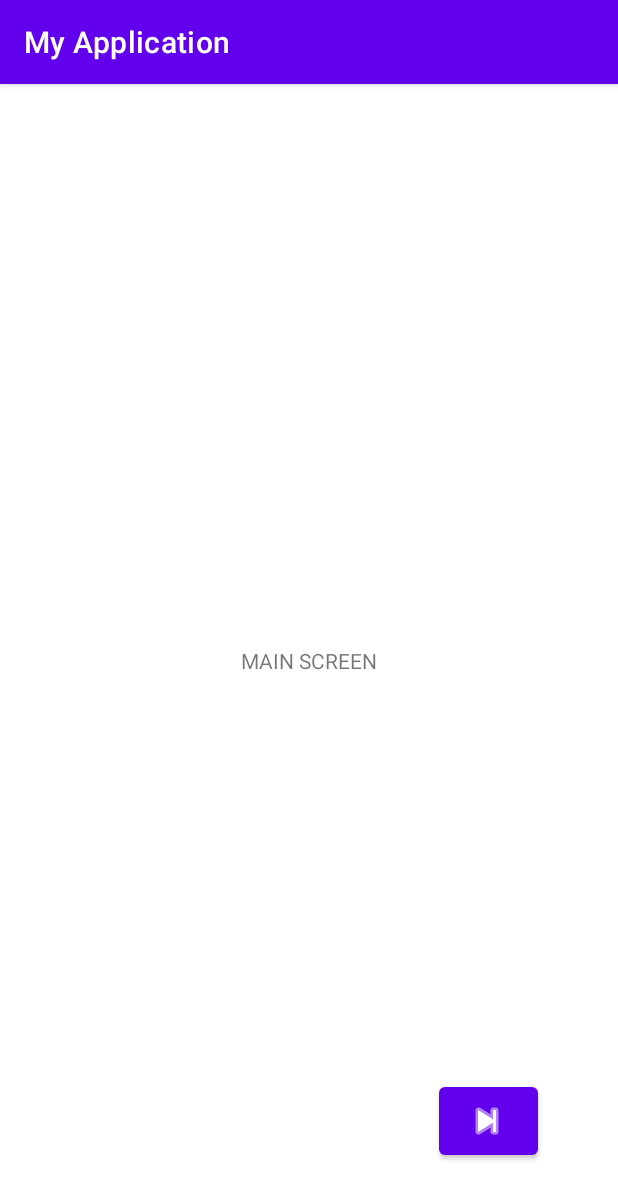
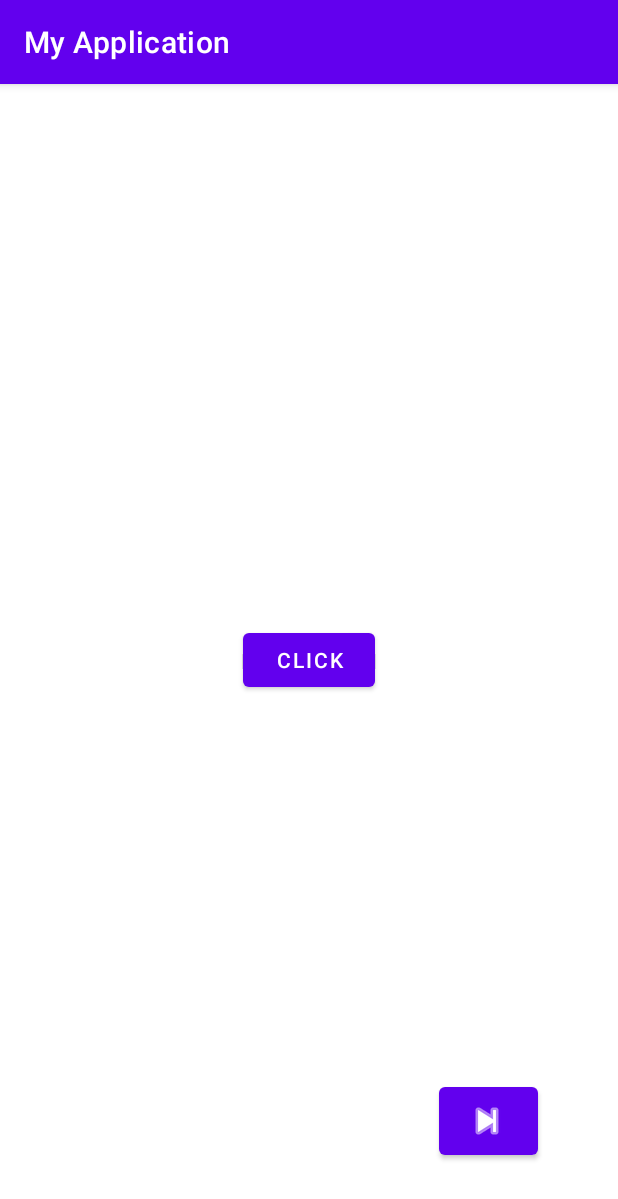
Before and after one commit to guillels21/AppsMenus, an Android app: the screen it shows after launch (MainActivity), on a phone screen of 412 x 824 dp. Shown: the top 1199 px of the screen. Run offline under Robolectric (Android 15) with nearby library versions, the phone set to English and light mode, and no system bars.

Commit message:
second commit

```diff
--- a/MyApplication3/app/src/main/java/com/guillem/myapplication/MainActivity.java
+++ b/MyApplication3/app/src/main/java/com/guillem/myapplication/MainActivity.java
@@ -13,14 +13,27 @@ import android.view.Menu;
 import android.view.MenuItem;
 import android.widget.Button;
 
+import com.google.android.material.snackbar.Snackbar;
+
+import android.os.Bundle;
+import android.view.MenuItem;
+import android.view.View;
+import android.widget.Button;
+import android.widget.PopupMenu;
+import android.widget.Toast;
+
 
 public class MainActivity extends AppCompatActivity {
 
+    Button button;
     Button boton;
     @Override
     protected void onCreate(Bundle savedInstanceState) {
         super.onCreate(savedInstanceState);
         setContentView(R.layout.activity_main);
+
+        button = (Button) findViewById(R.id.button);
+
 
         boton = (Button) findViewById(R.id.btnRight);
         boton.setOnClickListener(new View.OnClickListener() {
@@ -30,8 +43,23 @@ public class MainActivity extends AppCompatActivity {
             }
         });
 
+        button.setOnClickListener(new View.OnClickListener() {
+            @Override
+            public void onClick(View v) {
+                //Creating the instance of PopupMenu
+                PopupMenu popup = new PopupMenu(MainActivity.this, button);
+                popup.getMenuInflater().inflate(R.menu.popup_menu, popup.getMenu());
+                popup.setOnMenuItemClickListener(new PopupMenu.OnMenuItemClickListener() {
+                    public boolean onMenuItemClick(MenuItem item) {
+                        Toast.makeText(MainActivity.this,"You Clicked : " + item.getTitle(), Toast.LENGTH_SHORT).show();
+                        return true;
+                    }
+                });
+                popup.show();
+            }
 
-    }
+        });
 
 
-    }
+    };
+}
--- a/MyApplication3/app/src/main/res/layout/activity_main.xml
+++ b/MyApplication3/app/src/main/res/layout/activity_main.xml
@@ -6,7 +6,15 @@
     android:layout_height="match_parent"
     tools:context=".MainActivity">
 
-
+    <Button
+        android:layout_width="wrap_content"
+        android:layout_height="wrap_content"
+        android:id="@+id/button"
+        android:text="Click"
+        app:layout_constraintBottom_toBottomOf="parent"
+        app:layout_constraintLeft_toLeftOf="parent"
+        app:layout_constraintRight_toRightOf="parent"
+        app:layout_constraintTop_toTopOf="parent" />
 
     <TextView
         android:id="@+id/textView"
--- /dev/null
+++ b/MyApplication3/app/src/main/res/menu/popup_menu.xml
@@ -0,0 +1,13 @@
+<?xml version="1.0" encoding="utf-8"?>
+<menu xmlns:android="http://schemas.android.com/apk/res/android">
+    <item
+        android:id="@+id/one"
+        android:title="One" />
+    <item
+        android:id="@+id/two"
+        android:title="Two"/>
+    <item
+        android:id="@+id/three"
+        android:title="Three"/>
+
+</menu>
--- /dev/null
+++ b/MyApplication3/app/src/main/res/values/ids.xml
@@ -0,0 +1,4 @@
+<?xml version="1.0" encoding="utf-8"?>
+<resources>
+    <item name="myCoordinatorLayout" type="id" />
+</resources>
--- a/MyApplication3/app/src/main/res/values/strings.xml
+++ b/MyApplication3/app/src/main/res/values/strings.xml
@@ -2,5 +2,6 @@
     <string name="app_name">My Application</string>
 
     <string name="Siguiente">Siguiente Pagina</string>
+    <string name="email_sent" />
 
 </resources>
```
Also changed, not shown: MyApplication3/app/src/main/res/layout/popup_menu.xml (added, +21 -0 lines).
